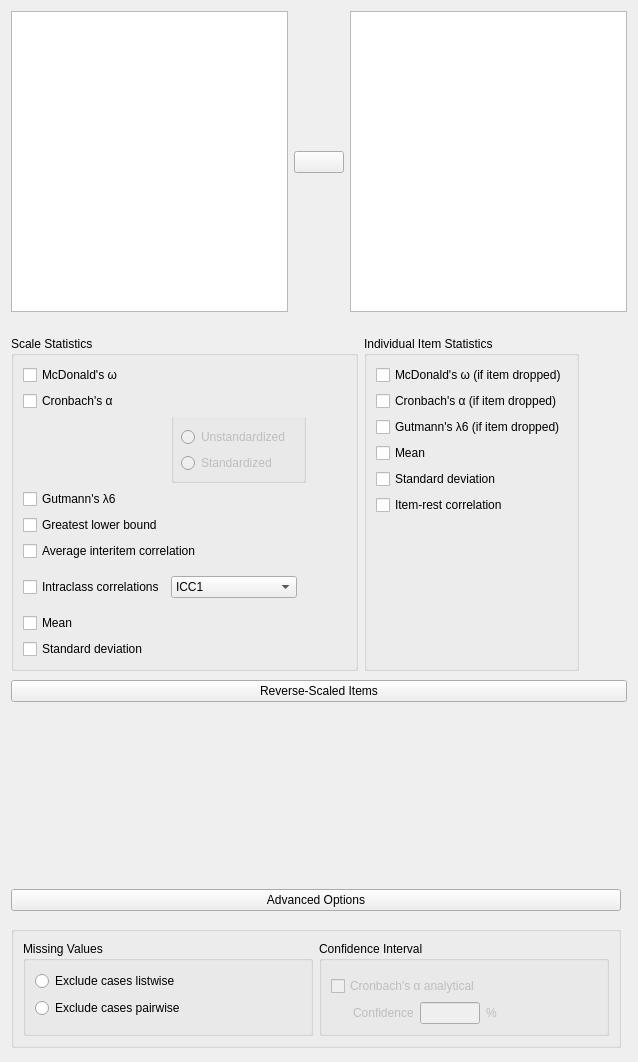
This is JASP-Desktop/analysisforms/Common/reliabilityanalysisform.ui in vandenman/jasp-desktop as Qt 5 draws it before an edit. The edited form follows.
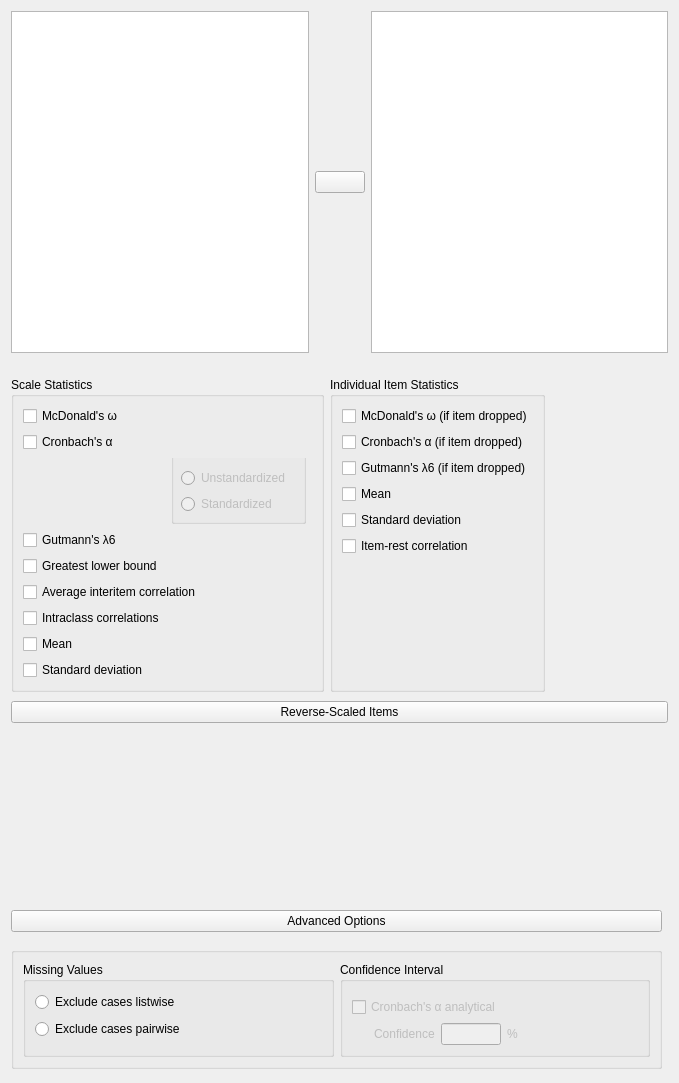
This is the edited form. Custom widgets are drawn as their Qt base class.

Commit message: implemented ICC

```diff
--- a/JASP-Desktop/analysisforms/Common/reliabilityanalysisform.ui
+++ b/JASP-Desktop/analysisforms/Common/reliabilityanalysisform.ui
@@ -6,8 +6,8 @@
    <rect>
     <x>0</x>
     <y>0</y>
-    <width>638</width>
-    <height>1062</height>
+    <width>679</width>
+    <height>1083</height>
    </rect>
   </property>
   <property name="windowTitle">
@@ -117,128 +117,6 @@
          <bool>false</bool>
         </property>
         <layout class="QGridLayout" name="gridLayout">
-         <item row="6" column="2">
-          <widget class="QWidget" name="ICCContainer" native="true">
-           <layout class="QHBoxLayout" name="horizontalLayout_3">
-            <property name="leftMargin">
-             <number>0</number>
-            </property>
-            <item>
-             <widget class="BoundComboBox" name="ICC">
-              <item>
-               <property name="text">
-                <string>ICC1</string>
-               </property>
-              </item>
-              <item>
-               <property name="text">
-                <string>ICC2</string>
-               </property>
-              </item>
-              <item>
-               <property name="text">
-                <string>ICC3</string>
-               </property>
-              </item>
-              <item>
-               <property name="text">
-                <string>ICC1k</string>
-               </property>
-              </item>
-              <item>
-               <property name="text">
-                <string>ICC2k</string>
-               </property>
-              </item>
-              <item>
-               <property name="text">
-                <string>ICC3k</string>
-               </property>
-              </item>
-             </widget>
-            </item>
-           </layout>
-          </widget>
-         </item>
-         <item row="0" column="1" colspan="2">
-          <widget class="BoundCheckBox" name="mcDonaldScale">
-           <property name="text">
-            <string>McDonald's ω</string>
-           </property>
-          </widget>
-         </item>
-         <item row="1" column="1" colspan="2">
-          <widget class="BoundCheckBox" name="alphaScale">
-           <property name="text">
-            <string>Cronbach's α</string>
-           </property>
-          </widget>
-         </item>
-         <item row="3" column="1" colspan="2">
-          <widget class="BoundCheckBox" name="gutmannScale">
-           <property name="text">
-            <string>Gutmann's λ6</string>
-           </property>
-          </widget>
-         </item>
-         <item row="4" column="1" colspan="2">
-          <widget class="BoundCheckBox" name="glbScale">
-           <property name="text">
-            <string>Greatest lower bound</string>
-           </property>
-          </widget>
-         </item>
-         <item row="6" column="1">
-          <widget class="BoundCheckBox" name="ICC_2">
-           <property name="text">
-            <string>Intraclass correlations</string>
-           </property>
-          </widget>
-         </item>
-         <item row="5" column="1" colspan="2">
-          <widget class="BoundCheckBox" name="averageInterItemCor">
-           <property name="text">
-            <string>Average interitem correlation</string>
-           </property>
-          </widget>
-         </item>
-         <item row="10" column="1" colspan="2">
-          <widget class="BoundCheckBox" name="sdScale">
-           <property name="text">
-            <string>Standard deviation</string>
-           </property>
-          </widget>
-         </item>
-         <item row="9" column="1" colspan="2">
-          <widget class="BoundCheckBox" name="meanScale">
-           <property name="text">
-            <string>Mean</string>
-           </property>
-          </widget>
-         </item>
-         <item row="2" column="3">
-          <spacer name="horizontalSpacer_3">
-           <property name="orientation">
-            <enum>Qt::Horizontal</enum>
-           </property>
-           <property name="sizeHint" stdset="0">
-            <size>
-             <width>40</width>
-             <height>20</height>
-            </size>
-           </property>
-          </spacer>
-         </item>
-         <item row="2" column="1">
-          <widget class="QWidget" name="widget_6" native="true">
-           <property name="maximumSize">
-            <size>
-             <width>16</width>
-             <height>16777215</height>
-            </size>
-           </property>
-          </widget>
-         </item>
          <item row="2" column="2">
           <widget class="BoundGroupBox" name="alphaScaleStandardized">
            <property name="enabled">
@@ -294,6 +172,72 @@
            </layout>
           </widget>
          </item>
+         <item row="1" column="1" colspan="3">
+          <widget class="BoundCheckBox" name="alphaScale">
+           <property name="text">
+            <string>Cronbach's α</string>
+           </property>
+          </widget>
+         </item>
+         <item row="4" column="1" colspan="3">
+          <widget class="BoundCheckBox" name="glbScale">
+           <property name="text">
+            <string>Greatest lower bound</string>
+           </property>
+          </widget>
+         </item>
+         <item row="6" column="1">
+          <widget class="BoundCheckBox" name="ICCScale">
+           <property name="text">
+            <string>Intraclass correlations</string>
+           </property>
+          </widget>
+         </item>
+         <item row="5" column="1" colspan="3">
+          <widget class="BoundCheckBox" name="averageInterItemCor">
+           <property name="text">
+            <string>Average interitem correlation</string>
+           </property>
+          </widget>
+         </item>
+         <item row="10" column="1" colspan="3">
+          <widget class="BoundCheckBox" name="sdScale">
+           <property name="text">
+            <string>Standard deviation</string>
+           </property>
+          </widget>
+         </item>
+         <item row="9" column="1" colspan="3">
+          <widget class="BoundCheckBox" name="meanScale">
+           <property name="text">
+            <string>Mean</string>
+           </property>
+          </widget>
+         </item>
+         <item row="2" column="1">
+          <widget class="QWidget" name="widget_6" native="true">
+           <property name="maximumSize">
+            <size>
+             <width>16</width>
+             <height>16777215</height>
+            </size>
+           </property>
+          </widget>
+         </item>
+         <item row="0" column="1" colspan="3">
+          <widget class="BoundCheckBox" name="mcDonaldScale">
+           <property name="text">
+            <string>McDonald's ω</string>
+           </property>
+          </widget>
+         </item>
+         <item row="3" column="1" colspan="3">
+          <widget class="BoundCheckBox" name="gutmannScale">
+           <property name="text">
+            <string>Gutmann's λ6</string>
+           </property>
+          </widget>
+         </item>
         </layout>
        </widget>
       </item>
@@ -696,11 +640,6 @@
    <extends>QLineEdit</extends>
    <header>widgets/boundtextbox.h</header>
   </customwidget>
-  <customwidget>
-   <class>BoundComboBox</class>
-   <extends>QComboBox</extends>
-   <header>widgets/boundcombobox.h</header>
-  </customwidget>
  </customwidgets>
  <tabstops>
   <tabstop>listAvailableVariables</tabstop>
```
The commit also changes 2 other files.
